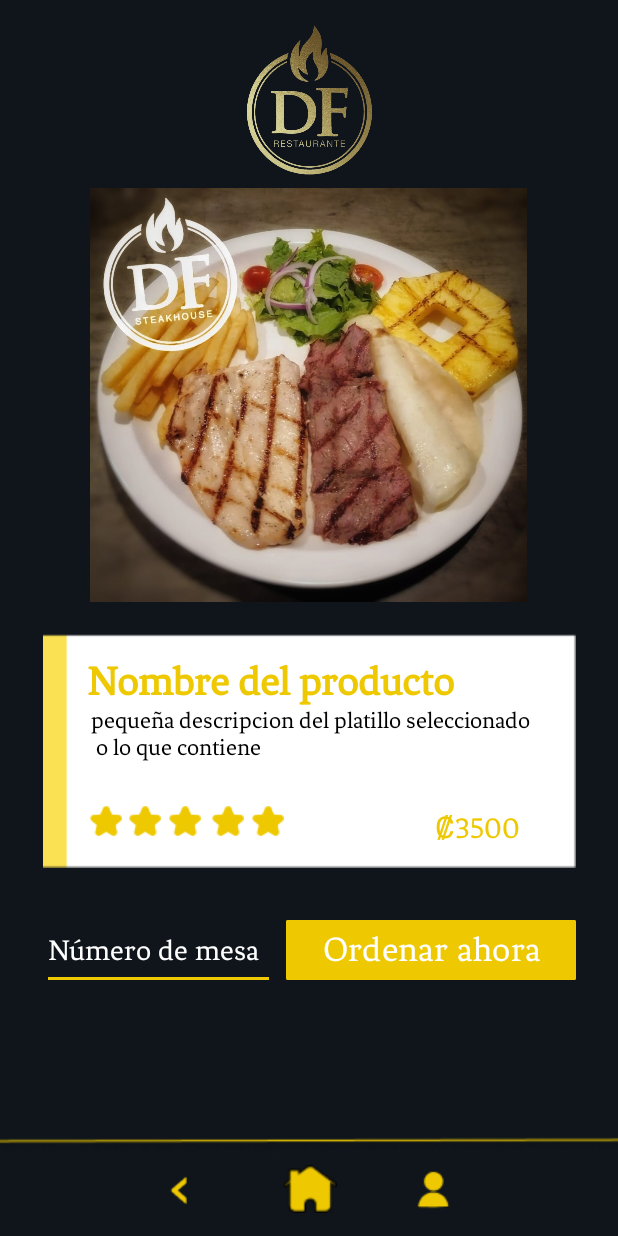
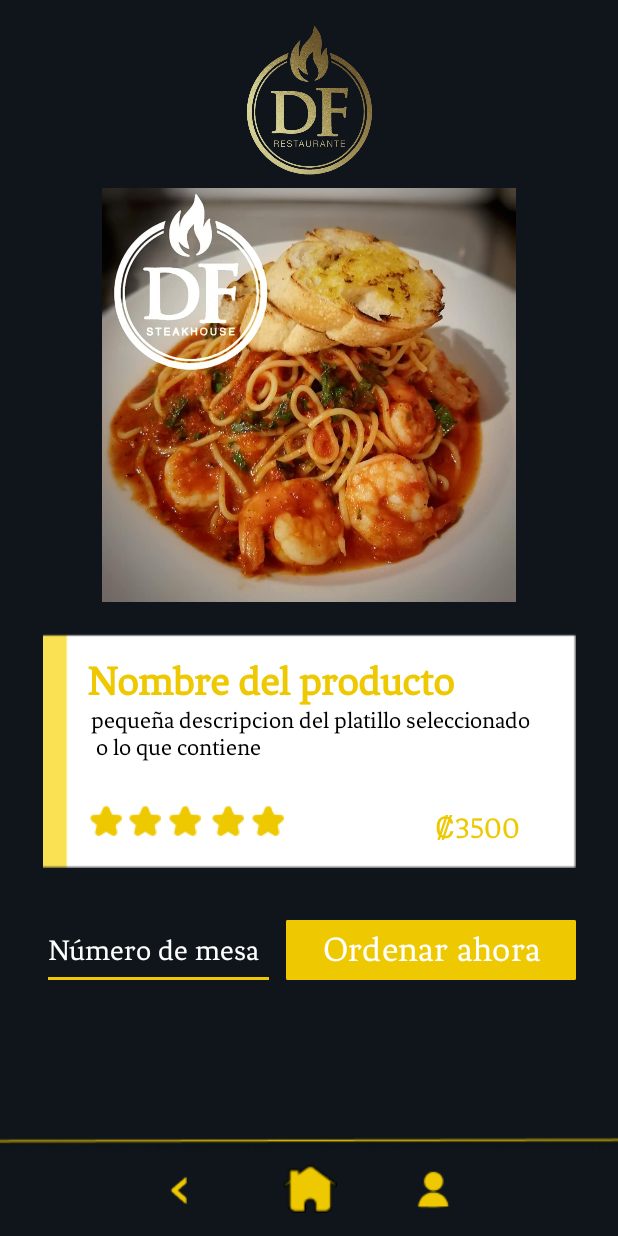
Before and after one commit to ByJafetDG/RestDonFran, an Android app: the layout activity_producto.xml on its own in the app's theme, with its tools: preview values and no code run, on a phone screen of 412 x 824 dp. Run offline under Robolectric (Android 15) with nearby library versions, the phone set to English and light mode, and no system bars.

Commit message:
Final finalisimo

```diff
--- a/app/src/main/res/layout/activity_producto.xml
+++ b/app/src/main/res/layout/activity_producto.xml
@@ -77,7 +77,7 @@
         app:layout_constraintStart_toStartOf="parent"
         app:layout_constraintTop_toTopOf="parent"
         app:layout_constraintVertical_bias="0.229"
-        app:srcCompat="@drawable/cortecuatro" />
+        app:srcCompat="@drawable/pastauno" />
 
     <ImageView
         android:id="@+id/ivCard"
```
Also changed, not shown: app/src/main/res/drawable/coca.jpg (deleted), app/src/main/res/drawable/cortecuatro.jpg (deleted), app/src/main/res/drawable/cortedos.jpg (deleted), app/src/main/res/drawable/cortetres.jpg (deleted), app/src/main/res/drawable/corteuno.jpg (deleted), app/src/main/res/drawable/hamburguesa.jpg (deleted), app/src/main/res/drawable/hamburguesacinco.jpg (deleted), app/src/main/res/drawable/hamburguesacuatro.jpg (deleted), app/src/main/res/drawable/hamburguesados.jpg (deleted), app/src/main/res/drawable/hamburguestres.jpg (deleted), app/src/main/res/drawable/imperial.jpg (deleted), app/src/main/res/drawable/natural.jpg (deleted), app/src/main/res/drawable/pastados.jpg (deleted), app/src/main/res/drawable/pastatres.jpg (deleted), 3 more files.
